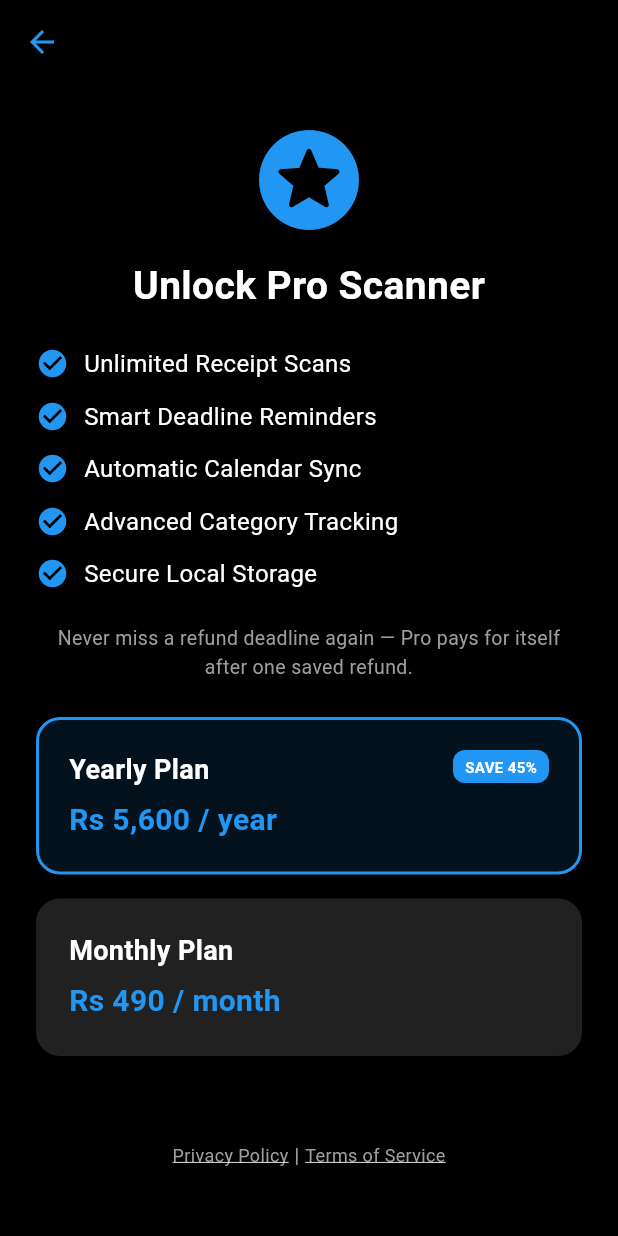
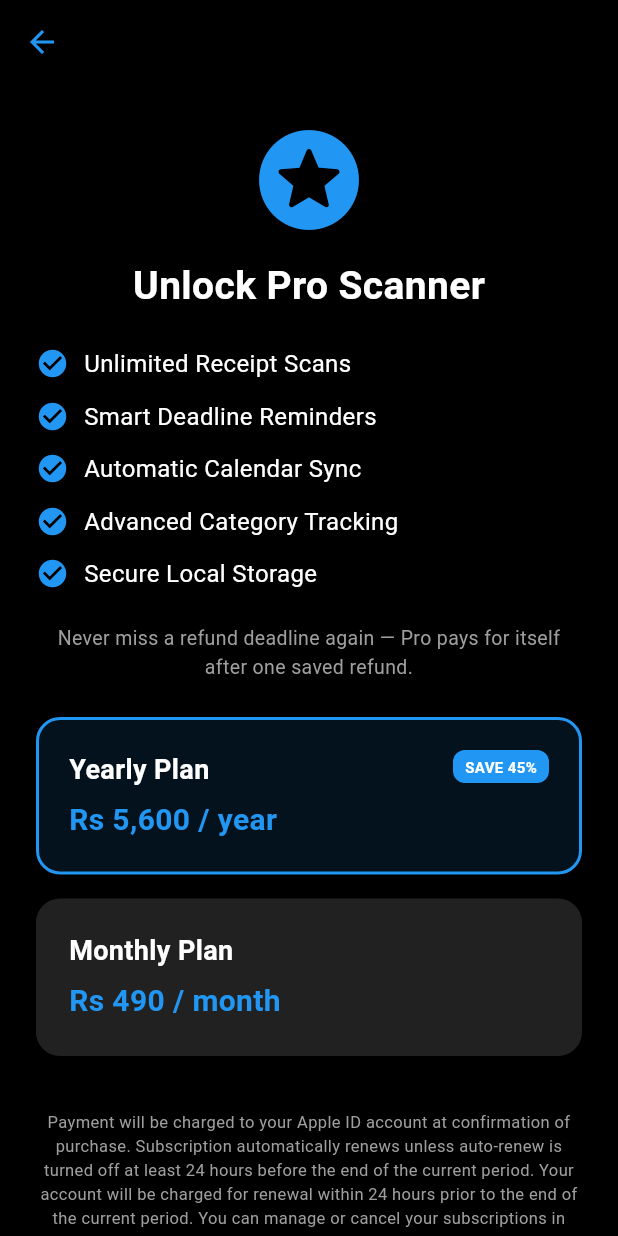
Before and after one commit to Muhammad572/Refund_tracker-Flutter, a Flutter app: the SubscriptionScreen screen opened directly, on a phone screen of 412 x 824 dp. Run offline on Flutter 3.47's test engine with Material 3 defaults, Android fonts, the phone set to English and light mode, and no system bars; our stand-ins replace camera, flutter_local_notifications, flutter_native_splash, flutter_timezone, image_picker, in_app_purchase and 4 more; missing offline and left inert: device_calendar, google_mlkit_text_recognition; accounts and stored records are empty.

Commit message:
send to appstore

```diff
--- a/lib/main.dart
+++ b/lib/main.dart
@@ -143,6 +143,11 @@ void main() async {
   // --- NATIVE SPLASH: PRESERVE LOGIC START ---
 
   WidgetsBinding widgetsBinding = WidgetsFlutterBinding.ensureInitialized();
+
+  await SystemChrome.setPreferredOrientations([
+    DeviceOrientation.portraitUp,
+  ]);
+
   FlutterNativeSplash.preserve(widgetsBinding: widgetsBinding);
   // --- NATIVE SPLASH: PRESERVE LOGIC END ---
 
--- a/lib/screens/subscription_screen.dart
+++ b/lib/screens/subscription_screen.dart
@@ -5,7 +5,7 @@ import 'dart:async';
 import 'dart:io';
 import '../models/receipt_model.dart';
 import 'ocr_screen.dart';
-
+import 'package:url_launcher/url_launcher.dart';
 
 class SubscriptionScreen extends StatefulWidget {
   const SubscriptionScreen({super.key});
@@ -71,6 +71,14 @@ class _SubscriptionScreenState extends State<SubscriptionScreen> {
   void dispose() {
     _subscription?.cancel();
     super.dispose();
+  }
+
+  Future<void> _openUrl(String url) async {
+    final uri = Uri.parse(url);
+
+    if (!await launchUrl(uri, mode: LaunchMode.externalApplication)) {
+      throw 'Could not launch $url';
+    }
   }
 
   Future<void> _initStore() async {
@@ -383,6 +391,19 @@ class _SubscriptionScreenState extends State<SubscriptionScreen> {
               );
             }).toList(),
           ),
+            const SizedBox(height: 20),
+
+            const Text(
+              "Payment will be charged to your Apple ID account at confirmation of purchase. "
+                  "Subscription automatically renews unless auto-renew is turned off at least 24 hours before the end of the current period. "
+                  "Your account will be charged for renewal within 24 hours prior to the end of the current period. "
+                  "You can manage or cancel your subscriptions in your App Store account settings.",
+              textAlign: TextAlign.center,
+              style: TextStyle(
+                color: Colors.grey,
+                fontSize: 11,
+              ),
+            ),
             const SizedBox(height: 30),
 
             if (Platform.isIOS)
@@ -400,8 +421,10 @@ class _SubscriptionScreenState extends State<SubscriptionScreen> {
               mainAxisAlignment: MainAxisAlignment.center,
               children: [
                 GestureDetector(
-                  onTap: () =>
-                      _showLegal(context,"Privacy Policy",_privacyText),
+                  onTap: () => _openUrl(
+                      "https://sites.google.com/view/hasstech/refundtrack"),
+                  // onTap: () =>
+                  //     _showLegal(context,"Privacy Policy",_privacyText),
                   child: const Text(
                     "Privacy Policy",
                     style: TextStyle(
@@ -413,10 +436,12 @@ class _SubscriptionScreenState extends State<SubscriptionScreen> {
                 const Text(" | ",
                     style: TextStyle(color: Colors.grey)),
                 GestureDetector(
-                  onTap: () =>
-                      _showLegal(context,"Terms of Service",_termsText),
+                  onTap: () => _openUrl(
+                      "https://www.apple.com/legal/internet-services/itunes/dev/stdeula/"),
+                  // onTap: () =>
+                  //     _showLegal(context,"Terms of Service",_termsText),
                   child: const Text(
-                    "Terms of Service",
+                    "Terms of Use",
                     style: TextStyle(
                         color: Colors.grey,
                         decoration: TextDecoration.underline,
--- a/pubspec.yaml
+++ b/pubspec.yaml
@@ -2,7 +2,7 @@ name:  refund_tracker
 description: "OCR tracker"
 publish_to: 'none'
 
-version: 1.0.0+7
+version: 1.0.0+8
 
 environment:
   sdk: ^3.10.8
```
Also changed, not shown: pubspec.lock, 8 other files.
